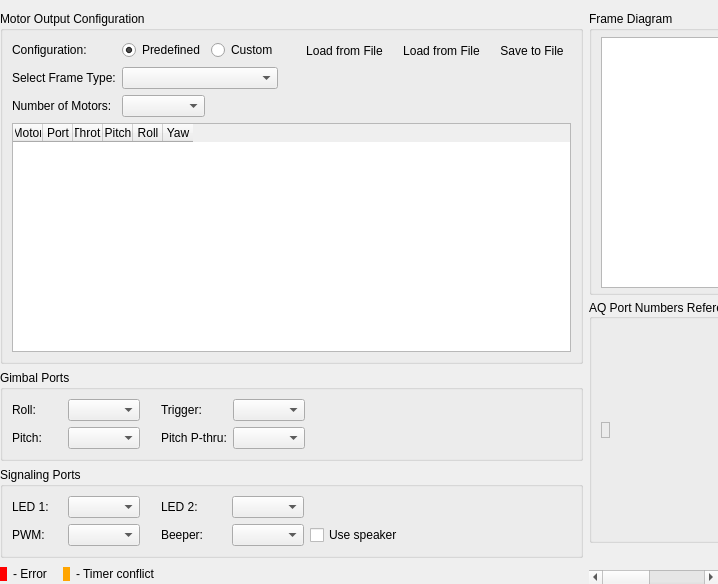
This is src/ui/aq_pwmPortsConfig.ui in mpaperno/qgroundcontrol_aq as Qt 5 draws it before an edit. The edited form follows.
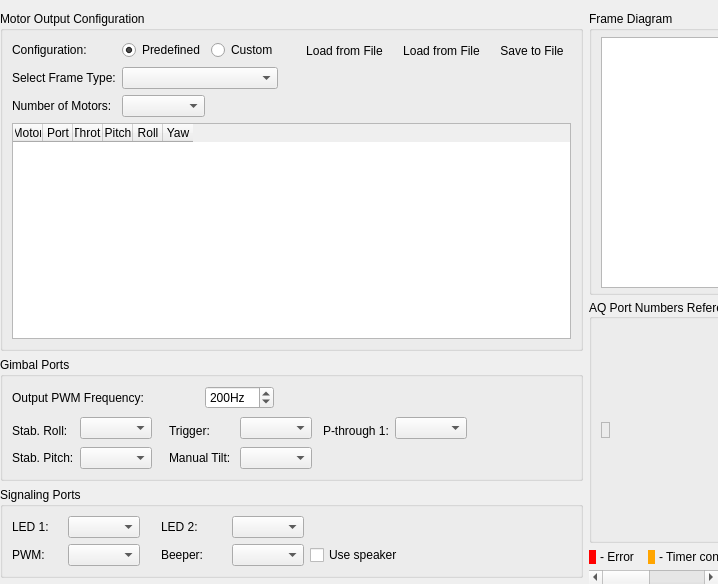
This is the edited form. Icons and pictures are not drawn.

```diff
--- a/src/ui/aq_pwmPortsConfig.ui
+++ b/src/ui/aq_pwmPortsConfig.ui
@@ -293,27 +293,8 @@
      <property name="title">
       <string>Gimbal Ports</string>
      </property>
-     <layout class="QGridLayout" name="gridLayout_3">
-      <item row="1" column="1" alignment="Qt::AlignLeft">
-       <widget class="QComboBox" name="GMBL_PITCH_PORT">
-        <property name="minimumSize">
-         <size>
-          <width>50</width>
-          <height>0</height>
-         </size>
-        </property>
-        <property name="toolTip">
-         <string>Camera pitch/tilt compensation control. If pitch passthrough port is not set, then manual and POI tilt is directed to this port as well.</string>
-        </property>
-        <property name="maxVisibleItems">
-         <number>15</number>
-        </property>
-        <property name="sizeAdjustPolicy">
-         <enum>QComboBox::AdjustToContents</enum>
-        </property>
-       </widget>
-      </item>
-      <item row="0" column="2">
+     <layout class="QGridLayout" name="gridLayout_2">
+      <item row="1" column="2" rowspan="2">
        <spacer name="horizontalSpacer_4">
         <property name="orientation">
          <enum>Qt::Horizontal</enum>
@@ -323,82 +304,13 @@
         </property>
         <property name="sizeHint" stdset="0">
          <size>
-          <width>15</width>
+          <width>5</width>
           <height>20</height>
          </size>
         </property>
        </spacer>
       </item>
-      <item row="1" column="4" alignment="Qt::AlignLeft">
-       <widget class="QComboBox" name="GMBL_PTHR_PORT">
-        <property name="minimumSize">
-         <size>
-          <width>50</width>
-          <height>0</height>
-         </size>
-        </property>
-        <property name="toolTip">
-         <string>Passthrough port for manual/POI gimbal pitch control. If this port is set, manual/POI tilt is NOT sent to the Pitch port.</string>
-        </property>
-        <property name="maxVisibleItems">
-         <number>15</number>
-        </property>
-        <property name="sizeAdjustPolicy">
-         <enum>QComboBox::AdjustToContents</enum>
-        </property>
-       </widget>
-      </item>
-      <item row="1" column="3" alignment="Qt::AlignLeft">
-       <widget class="QLabel" name="label_GMBL_PTHR_PORT">
-        <property name="sizePolicy">
-         <sizepolicy hsizetype="Preferred" vsizetype="Fixed">
-          <horstretch>0</horstretch>
-          <verstretch>0</verstretch>
-         </sizepolicy>
-        </property>
-        <property name="minimumSize">
-         <size>
-          <width>65</width>
-          <height>0</height>
-         </size>
-        </property>
-        <property name="toolTip">
-         <string>Passthrough port for manual/POI gimbal pitch control. If this port is set, manual/POI tilt is NOT sent to the Pitch port.</string>
-        </property>
-        <property name="text">
-         <string>Pitch P-thru:</string>
-        </property>
-        <property name="buddy">
-         <cstring>GMBL_PTHR_PORT</cstring>
-        </property>
-       </widget>
-      </item>
-      <item row="0" column="3" alignment="Qt::AlignLeft">
-       <widget class="QLabel" name="label_GMBL_TRIG_PORT">
-        <property name="sizePolicy">
-         <sizepolicy hsizetype="Preferred" vsizetype="Fixed">
-          <horstretch>0</horstretch>
-          <verstretch>0</verstretch>
-         </sizepolicy>
-        </property>
-        <property name="minimumSize">
-         <size>
-          <width>65</width>
-          <height>0</height>
-         </size>
-        </property>
-        <property name="toolTip">
-         <string>Camera/remote trigger port and Gear channel passthrough.</string>
-        </property>
-        <property name="text">
-         <string>Trigger:</string>
-        </property>
-        <property name="buddy">
-         <cstring>GMBL_TRIG_PORT</cstring>
-        </property>
-       </widget>
-      </item>
-      <item row="0" column="4" alignment="Qt::AlignLeft">
+      <item row="1" column="5" rowspan="2">
        <widget class="QComboBox" name="GMBL_TRIG_PORT">
         <property name="sizePolicy">
          <sizepolicy hsizetype="Preferred" vsizetype="Fixed">
@@ -423,32 +335,20 @@
         </property>
        </widget>
       </item>
-      <item row="0" column="0" alignment="Qt::AlignLeft">
-       <widget class="QLabel" name="label_GMBL_ROLL_PORT">
-        <property name="sizePolicy">
-         <sizepolicy hsizetype="Preferred" vsizetype="Fixed">
-          <horstretch>0</horstretch>
-          <verstretch>0</verstretch>
-         </sizepolicy>
+      <item row="1" column="9" rowspan="2">
+       <spacer name="horizontalSpacer">
+        <property name="orientation">
+         <enum>Qt::Horizontal</enum>
         </property>
-        <property name="minimumSize">
+        <property name="sizeHint" stdset="0">
          <size>
-          <width>50</width>
-          <height>0</height>
+          <width>40</width>
+          <height>20</height>
          </size>
         </property>
-        <property name="toolTip">
-         <string>Camera roll compensation control</string>
-        </property>
-        <property name="text">
-         <string>Roll:</string>
-        </property>
-        <property name="buddy">
-         <cstring>GMBL_ROLL_PORT</cstring>
-        </property>
-       </widget>
+       </spacer>
       </item>
-      <item row="0" column="1" alignment="Qt::AlignLeft">
+      <item row="1" column="1" rowspan="2">
        <widget class="QComboBox" name="GMBL_ROLL_PORT">
         <property name="minimumSize">
          <size>
@@ -467,7 +367,57 @@
         </property>
        </widget>
       </item>
-      <item row="1" column="0" alignment="Qt::AlignLeft">
+      <item row="1" column="8" rowspan="2">
+       <widget class="QComboBox" name="GMBL_PSTHR_PORT">
+        <property name="sizePolicy">
+         <sizepolicy hsizetype="Preferred" vsizetype="Fixed">
+          <horstretch>0</horstretch>
+          <verstretch>0</verstretch>
+         </sizepolicy>
+        </property>
+        <property name="minimumSize">
+         <size>
+          <width>50</width>
+          <height>0</height>
+         </size>
+        </property>
+        <property name="toolTip">
+         <string>Extra passthrough port controlled by optional radio channel passthrough setting.</string>
+        </property>
+        <property name="maxVisibleItems">
+         <number>15</number>
+        </property>
+        <property name="sizeAdjustPolicy">
+         <enum>QComboBox::AdjustToContents</enum>
+        </property>
+       </widget>
+      </item>
+      <item row="2" column="7">
+       <widget class="QLabel" name="label_GMBL_PSTHR_PORT">
+        <property name="sizePolicy">
+         <sizepolicy hsizetype="Preferred" vsizetype="Fixed">
+          <horstretch>0</horstretch>
+          <verstretch>0</verstretch>
+         </sizepolicy>
+        </property>
+        <property name="minimumSize">
+         <size>
+          <width>65</width>
+          <height>0</height>
+         </size>
+        </property>
+        <property name="toolTip">
+         <string>Extra passthrough port controlled by optional radio channel passthrough setting.</string>
+        </property>
+        <property name="text">
+         <string>P-through 1:</string>
+        </property>
+        <property name="buddy">
+         <cstring>GMBL_TRIG_PORT</cstring>
+        </property>
+       </widget>
+      </item>
+      <item row="3" column="0">
        <widget class="QLabel" name="label_GMBL_PITCH_PORT">
         <property name="sizePolicy">
          <sizepolicy hsizetype="Preferred" vsizetype="Fixed">
@@ -485,26 +435,183 @@
          <string>Camera pitch/tilt compensation control. If pitch passthrough port is not set, then manual and POI tilt is directed to this port as well.</string>
         </property>
         <property name="text">
-         <string>Pitch:</string>
+         <string>Stab. Pitch:</string>
         </property>
         <property name="buddy">
          <cstring>GMBL_PITCH_PORT</cstring>
         </property>
        </widget>
       </item>
-      <item row="0" column="5">
-       <spacer name="horizontalSpacer">
+      <item row="3" column="1">
+       <widget class="QComboBox" name="GMBL_PITCH_PORT">
+        <property name="minimumSize">
+         <size>
+          <width>50</width>
+          <height>0</height>
+         </size>
+        </property>
+        <property name="toolTip">
+         <string>&lt;html&gt;&lt;head/&gt;&lt;body&gt;&lt;p&gt;Camera pitch (tilt) stabilization control. If manual tilt (passthrough) port is set to the same port number, then manual and POI tilt is directed to this port as well.&lt;/p&gt;&lt;/body&gt;&lt;/html&gt;</string>
+        </property>
+        <property name="maxVisibleItems">
+         <number>15</number>
+        </property>
+        <property name="sizeAdjustPolicy">
+         <enum>QComboBox::AdjustToContents</enum>
+        </property>
+       </widget>
+      </item>
+      <item row="3" column="3" colspan="2">
+       <widget class="QLabel" name="label_GMBL_TILT_PORT">
+        <property name="sizePolicy">
+         <sizepolicy hsizetype="Preferred" vsizetype="Fixed">
+          <horstretch>0</horstretch>
+          <verstretch>0</verstretch>
+         </sizepolicy>
+        </property>
+        <property name="minimumSize">
+         <size>
+          <width>65</width>
+          <height>0</height>
+         </size>
+        </property>
+        <property name="toolTip">
+         <string>&lt;html&gt;&lt;head/&gt;&lt;body&gt;&lt;p&gt;Passthrough port for manual gimbal tilt control. Point of Interest tilt (mission parameter) is also sent to this port.  If this port number matches the Stabilized Pitch port number, then both outputs are sent to the same port.&lt;/p&gt;&lt;/body&gt;&lt;/html&gt;</string>
+        </property>
+        <property name="text">
+         <string>Manual Tilt:</string>
+        </property>
+        <property name="buddy">
+         <cstring>GMBL_TILT_PORT</cstring>
+        </property>
+       </widget>
+      </item>
+      <item row="3" column="5">
+       <widget class="QComboBox" name="GMBL_TILT_PORT">
+        <property name="minimumSize">
+         <size>
+          <width>50</width>
+          <height>0</height>
+         </size>
+        </property>
+        <property name="toolTip">
+         <string>Passthrough port for manual/POI gimbal pitch control. If this port is set, manual/POI tilt is NOT sent to the Pitch port.</string>
+        </property>
+        <property name="maxVisibleItems">
+         <number>15</number>
+        </property>
+        <property name="sizeAdjustPolicy">
+         <enum>QComboBox::AdjustToContents</enum>
+        </property>
+       </widget>
+      </item>
+      <item row="2" column="0">
+       <widget class="QLabel" name="label_GMBL_ROLL_PORT">
+        <property name="sizePolicy">
+         <sizepolicy hsizetype="Preferred" vsizetype="Fixed">
+          <horstretch>0</horstretch>
+          <verstretch>0</verstretch>
+         </sizepolicy>
+        </property>
+        <property name="minimumSize">
+         <size>
+          <width>50</width>
+          <height>0</height>
+         </size>
+        </property>
+        <property name="toolTip">
+         <string>&lt;html&gt;&lt;head/&gt;&lt;body&gt;&lt;p&gt;Camera roll stabilization control.&lt;/p&gt;&lt;/body&gt;&lt;/html&gt;</string>
+        </property>
+        <property name="text">
+         <string>Stab. Roll:</string>
+        </property>
+        <property name="buddy">
+         <cstring>GMBL_ROLL_PORT</cstring>
+        </property>
+       </widget>
+      </item>
+      <item row="2" column="3" colspan="2">
+       <widget class="QLabel" name="label_GMBL_TRIG_PORT">
+        <property name="sizePolicy">
+         <sizepolicy hsizetype="Preferred" vsizetype="Fixed">
+          <horstretch>0</horstretch>
+          <verstretch>0</verstretch>
+         </sizepolicy>
+        </property>
+        <property name="minimumSize">
+         <size>
+          <width>65</width>
+          <height>0</height>
+         </size>
+        </property>
+        <property name="toolTip">
+         <string>Camera/remote trigger port and Gear channel passthrough.</string>
+        </property>
+        <property name="text">
+         <string>Trigger:</string>
+        </property>
+        <property name="buddy">
+         <cstring>GMBL_TRIG_PORT</cstring>
+        </property>
+       </widget>
+      </item>
+      <item row="2" column="6">
+       <spacer name="horizontalSpacer_10">
         <property name="orientation">
          <enum>Qt::Horizontal</enum>
         </property>
+        <property name="sizeType">
+         <enum>QSizePolicy::Fixed</enum>
+        </property>
         <property name="sizeHint" stdset="0">
          <size>
-          <width>40</width>
+          <width>5</width>
           <height>20</height>
          </size>
         </property>
        </spacer>
       </item>
+      <item row="0" column="0" colspan="4">
+       <widget class="QLabel" name="label_GMBL_PWM_FREQ">
+        <property name="text">
+         <string>Output PWM Frequency:</string>
+        </property>
+       </widget>
+      </item>
+      <item row="0" column="4" colspan="2">
+       <widget class="QSpinBox" name="GMBL_PWM_FREQ">
+        <property name="sizePolicy">
+         <sizepolicy hsizetype="Fixed" vsizetype="Fixed">
+          <horstretch>0</horstretch>
+          <verstretch>0</verstretch>
+         </sizepolicy>
+        </property>
+        <property name="minimumSize">
+         <size>
+          <width>60</width>
+          <height>0</height>
+         </size>
+        </property>
+        <property name="toolTip">
+         <string>Servo/controller output frequency (50Hz for standard servos, 400Hz for brushless controllers, 200-400Hz for digital servos)</string>
+        </property>
+        <property name="suffix">
+         <string>Hz</string>
+        </property>
+        <property name="minimum">
+         <number>5</number>
+        </property>
+        <property name="maximum">
+         <number>9999</number>
+        </property>
+        <property name="singleStep">
+         <number>5</number>
+        </property>
+        <property name="value">
+         <number>200</number>
+        </property>
+       </widget>
+      </item>
      </layout>
     </widget>
    </item>
@@ -849,97 +956,6 @@
      </layout>
     </widget>
    </item>
-   <item row="4" column="0">
-    <layout class="QHBoxLayout" name="horizontalLayout" stretch="1,1,1,1,1,0">
-     <item>
-      <widget class="QLabel" name="label">
-       <property name="sizePolicy">
-        <sizepolicy hsizetype="Fixed" vsizetype="Fixed">
-         <horstretch>0</horstretch>
-         <verstretch>0</verstretch>
-        </sizepolicy>
-       </property>
-       <property name="styleSheet">
-        <string notr="true">background-color: red;</string>
-       </property>
-       <property name="text">
-        <string/>
-       </property>
-      </widget>
-     </item>
-     <item>
-      <widget class="QLabel" name="label_2">
-       <property name="sizePolicy">
-        <sizepolicy hsizetype="Fixed" vsizetype="Fixed">
-         <horstretch>0</horstretch>
-         <verstretch>0</verstretch>
-        </sizepolicy>
-       </property>
-       <property name="text">
-        <string>- Error</string>
-       </property>
-      </widget>
-     </item>
-     <item>
-      <spacer name="horizontalSpacer_8">
-       <property name="orientation">
-        <enum>Qt::Horizontal</enum>
-       </property>
-       <property name="sizeType">
-        <enum>QSizePolicy::Fixed</enum>
-       </property>
-       <property name="sizeHint" stdset="0">
-        <size>
-         <width>10</width>
-         <height>20</height>
-        </size>
-       </property>
-      </spacer>
-     </item>
-     <item>
-      <widget class="QLabel" name="label_4">
-       <property name="sizePolicy">
-        <sizepolicy hsizetype="Fixed" vsizetype="Fixed">
-         <horstretch>0</horstretch>
-         <verstretch>0</verstretch>
-        </sizepolicy>
-       </property>
-       <property name="styleSheet">
-        <string notr="true">background-color: orange;</string>
-       </property>
-       <property name="text">
-        <string/>
-       </property>
-      </widget>
-     </item>
-     <item>
-      <widget class="QLabel" name="label_3">
-       <property name="sizePolicy">
-        <sizepolicy hsizetype="Fixed" vsizetype="Fixed">
-         <horstretch>0</horstretch>
-         <verstretch>0</verstretch>
-        </sizepolicy>
-       </property>
-       <property name="text">
-        <string>- Timer conflict</string>
-       </property>
-      </widget>
-     </item>
-     <item>
-      <spacer name="horizontalSpacer_2">
-       <property name="orientation">
-        <enum>Qt::Horizontal</enum>
-       </property>
-       <property name="sizeHint" stdset="0">
-        <size>
-         <width>40</width>
-         <height>20</height>
-        </size>
-       </property>
-      </spacer>
-     </item>
-    </layout>
-   </item>
    <item row="0" column="1" rowspan="5">
     <widget class="QScrollArea" name="scrollArea">
      <property name="sizePolicy">
@@ -1127,6 +1143,97 @@
          </layout>
         </widget>
        </item>
+       <item>
+        <layout class="QHBoxLayout" name="horizontalLayout" stretch="1,1,1,1,1,0">
+         <item>
+          <widget class="QLabel" name="label">
+           <property name="sizePolicy">
+            <sizepolicy hsizetype="Fixed" vsizetype="Fixed">
+             <horstretch>0</horstretch>
+             <verstretch>0</verstretch>
+            </sizepolicy>
+           </property>
+           <property name="styleSheet">
+            <string notr="true">background-color: red;</string>
+           </property>
+           <property name="text">
+            <string/>
+           </property>
+          </widget>
+         </item>
+         <item>
+          <widget class="QLabel" name="label_2">
+           <property name="sizePolicy">
+            <sizepolicy hsizetype="Fixed" vsizetype="Fixed">
+             <horstretch>0</horstretch>
+             <verstretch>0</verstretch>
+            </sizepolicy>
+           </property>
+           <property name="text">
+            <string>- Error</string>
+           </property>
+          </widget>
+         </item>
+         <item>
+          <spacer name="horizontalSpacer_8">
+           <property name="orientation">
+            <enum>Qt::Horizontal</enum>
+           </property>
+           <property name="sizeType">
+            <enum>QSizePolicy::Fixed</enum>
+           </property>
+           <property name="sizeHint" stdset="0">
+            <size>
+             <width>10</width>
+             <height>20</height>
+            </size>
+           </property>
+          </spacer>
+         </item>
+         <item>
+          <widget class="QLabel" name="label_4">
+           <property name="sizePolicy">
+            <sizepolicy hsizetype="Fixed" vsizetype="Fixed">
+             <horstretch>0</horstretch>
+             <verstretch>0</verstretch>
+            </sizepolicy>
+           </property>
+           <property name="styleSheet">
+            <string notr="true">background-color: orange;</string>
+           </property>
+           <property name="text">
+            <string/>
+           </property>
+          </widget>
+         </item>
+         <item>
+          <widget class="QLabel" name="label_3">
+           <property name="sizePolicy">
+            <sizepolicy hsizetype="Fixed" vsizetype="Fixed">
+             <horstretch>0</horstretch>
+             <verstretch>0</verstretch>
+            </sizepolicy>
+           </property>
+           <property name="text">
+            <string>- Timer conflict</string>
+           </property>
+          </widget>
+         </item>
+         <item>
+          <spacer name="horizontalSpacer_2">
+           <property name="orientation">
+            <enum>Qt::Horizontal</enum>
+           </property>
+           <property name="sizeHint" stdset="0">
+            <size>
+             <width>40</width>
+             <height>20</height>
+            </size>
+           </property>
+          </spacer>
+         </item>
+        </layout>
+       </item>
        <item>
         <spacer name="verticalSpacer">
          <property name="orientation">
```
Left out of the diff: 4 changed lines with no effect on the pictures.
